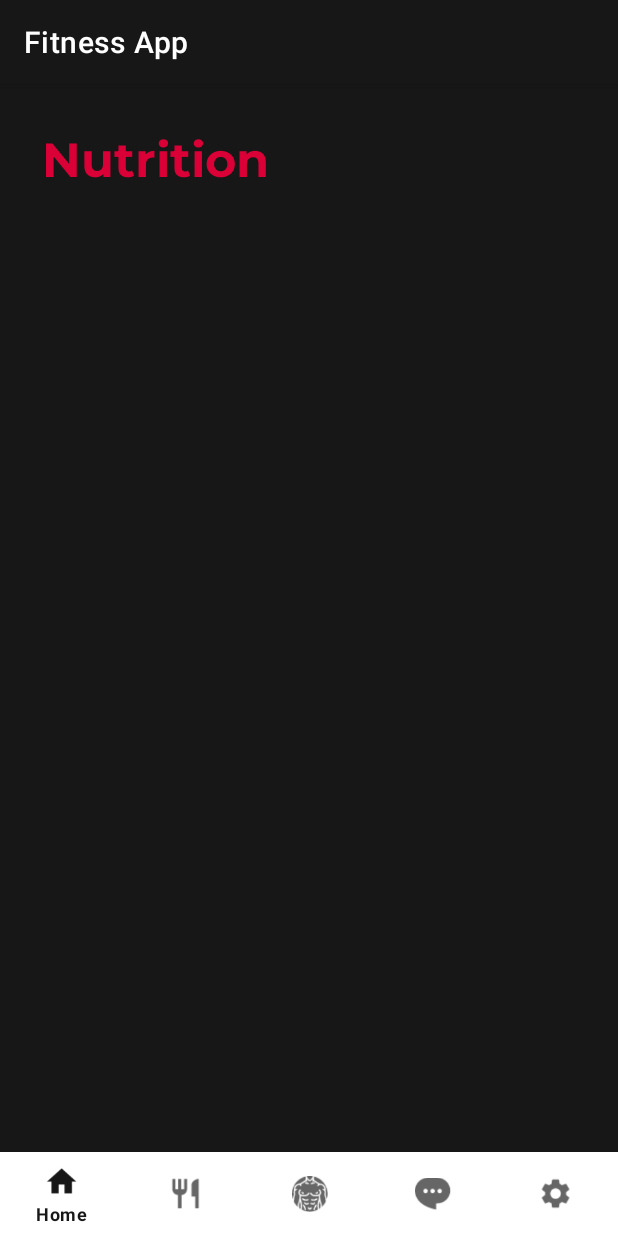
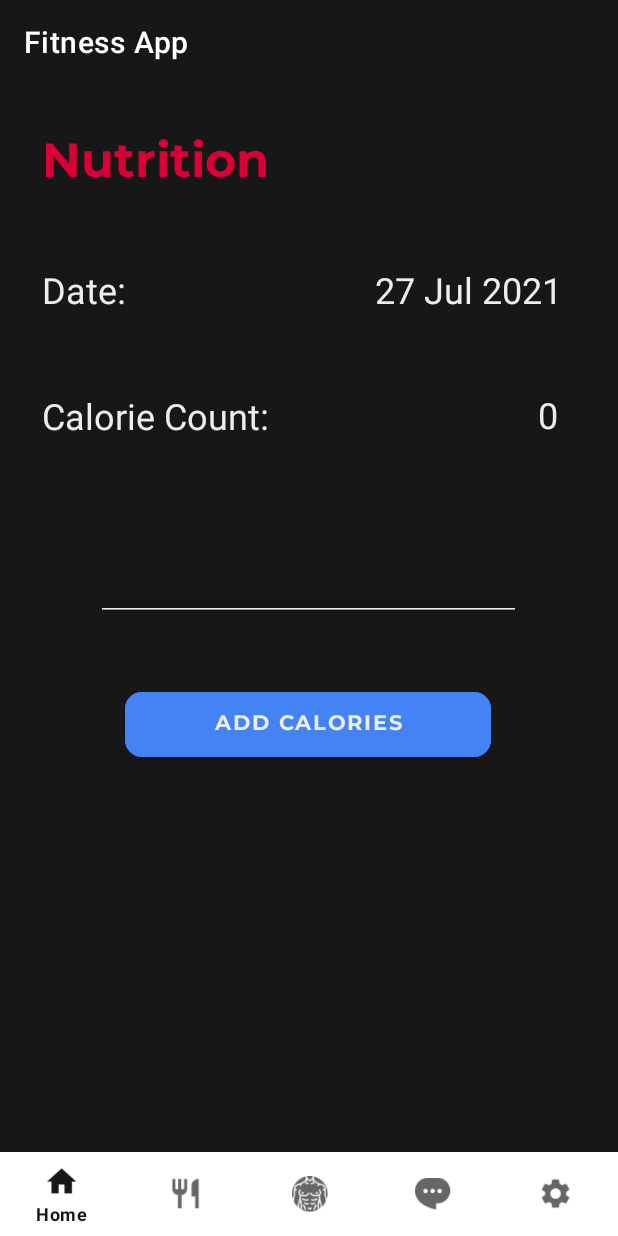
Before and after one commit to AzharMoosa/fitness-guide, an Android app: the fragment Nutrition placed in its activity, on a phone screen of 412 x 824 dp. Run offline under Robolectric (Android 15) with nearby library versions, the phone set to English and light mode, and no system bars; network calls fail.

Commit message:
Calorie Tracker

```diff
--- a/app/src/main/java/com/example/fitnessapp/menu/Nutrition.java
+++ b/app/src/main/java/com/example/fitnessapp/menu/Nutrition.java
@@ -1,11 +1,20 @@
 package com.example.fitnessapp.menu;
 
+import android.content.Context;
+import android.content.SharedPreferences;
 import android.os.Bundle;
-import androidx.fragment.app.Fragment;
+import android.preference.PreferenceManager;
 import android.view.LayoutInflater;
 import android.view.View;
 import android.view.ViewGroup;
+import android.widget.Button;
+import android.widget.EditText;
+import android.widget.TextView;
+import androidx.fragment.app.Fragment;
 import com.example.fitnessapp.R;
+import java.text.SimpleDateFormat;
+import java.util.Date;
+import java.util.Locale;
 
 /**
  * A simple {@link Fragment} subclass. Use the {@link Nutrition#newInstance} factory method to
@@ -17,6 +26,7 @@ public class Nutrition extends Fragment {
   // the fragment initialization parameters, e.g. ARG_ITEM_NUMBER
   private static final String ARG_PARAM1 = "param1";
   private static final String ARG_PARAM2 = "param2";
+  private int calorieCount = 0;
 
   // TODO: Rename and change types of parameters
   private String mParam1;
@@ -53,10 +63,82 @@ public class Nutrition extends Fragment {
     }
   }
 
+  public static String getDate(Context context) {
+    SharedPreferences preferences = PreferenceManager.getDefaultSharedPreferences(context);
+    return preferences.getString("currentDate", "");
+  }
+
+  public static void setDate(String date, Context context) {
+    SharedPreferences preferences = PreferenceManager.getDefaultSharedPreferences(context);
+    SharedPreferences.Editor editor = preferences.edit();
+    editor.putString("currentDate", date);
+    editor.apply();
+  }
+
+  public static int getDailyCount(Context context) {
+    SharedPreferences preferences = PreferenceManager.getDefaultSharedPreferences(context);
+    return preferences.getInt("calorieCount", 0);
+  }
+
+  public static void setDailyCount(int count, Context context) {
+    SharedPreferences preferences = PreferenceManager.getDefaultSharedPreferences(context);
+    SharedPreferences.Editor editor = preferences.edit();
+    editor.putInt("calorieCount", count);
+    editor.apply();
+  }
+
   @Override
-  public View onCreateView(LayoutInflater inflater, ViewGroup container,
-      Bundle savedInstanceState) {
+  public View onCreateView(
+      LayoutInflater inflater, ViewGroup container, Bundle savedInstanceState) {
     // Inflate the layout for this fragment
-    return inflater.inflate(R.layout.fragment_nutrition, container, false);
+    View view = inflater.inflate(R.layout.fragment_nutrition, container, false);
+
+    TextView currentDate = view.findViewById(R.id.current_date);
+    Button addCaloriesBtn = view.findViewById(R.id.add_calories);
+    TextView calorieCounter = view.findViewById(R.id.calorie_count);
+    EditText caloriesInput = view.findViewById(R.id.calorie_input);
+    String date = new SimpleDateFormat("dd MMM yyyy", Locale.getDefault()).format(new Date());
+
+    if (getDate(getContext()).equals("")) {
+      setDate(date, getContext());
+    }
+
+    if (!date.equals(getDate(getContext()))) {
+      setDate(date, getContext());
+      setDailyCount(0, getContext());
+    }
+
+    setCalorieCount(getDailyCount(getContext()));
+    calorieCounter.setText(String.valueOf(getCalorieCount()));
+    currentDate.setText(date);
+
+
+    addCaloriesBtn.setOnClickListener(v -> {
+      if (getCalorieCount() > 50000) {
+        return;
+      }
+
+      String input = caloriesInput.getText().toString();
+
+      if (!input.equals("") && input.length() < 5) {
+        int amount = Integer.parseInt(input);
+        setCalorieCount(calorieCount + amount);
+        calorieCounter.setText(String.valueOf(getCalorieCount()));
+        setDailyCount(getCalorieCount(), getContext());
+      } else {
+        // Show Message
+      }
+      caloriesInput.setText("");
+    });
+
+    return view;
+  }
+
+  public int getCalorieCount() {
+    return calorieCount;
+  }
+
+  public void setCalorieCount(int calorieCount) {
+    this.calorieCount = calorieCount;
   }
 }
--- a/app/src/main/res/layout/fragment_nutrition.xml
+++ b/app/src/main/res/layout/fragment_nutrition.xml
@@ -11,6 +11,72 @@
     android:layout_width="match_parent"
     android:layout_height="match_parent"
     android:background="@color/primary_bg">
+    <Button
+      android:id="@+id/add_calories"
+      android:layout_width="244dp"
+      android:layout_height="55dp"
+      android:backgroundTint="@color/blue"
+      android:fontFamily="@font/montserrat_bold"
+      android:text="Add Calories"
+      android:textColor="@color/primary_text"
+      app:cornerRadius="11dp"
+      app:layout_constraintBottom_toBottomOf="parent"
+      app:layout_constraintEnd_toEndOf="parent"
+      app:layout_constraintHorizontal_bias="0.497"
+      app:layout_constraintStart_toStartOf="parent"
+      app:layout_constraintTop_toTopOf="parent"
+      app:layout_constraintVertical_bias="0.56" />
+    <TextView
+      android:id="@+id/textView32"
+      android:layout_width="wrap_content"
+      android:layout_height="wrap_content"
+      android:text="Calorie Count:"
+      android:textColor="@color/primary_text"
+      android:textSize="24sp"
+      app:layout_constraintBottom_toBottomOf="parent"
+      app:layout_constraintEnd_toEndOf="parent"
+      app:layout_constraintHorizontal_bias="0.107"
+      app:layout_constraintStart_toStartOf="parent"
+      app:layout_constraintTop_toTopOf="parent"
+      app:layout_constraintVertical_bias="0.278" />
+    <TextView
+      android:id="@+id/calorie_count"
+      android:layout_width="wrap_content"
+      android:layout_height="wrap_content"
+      android:text="0"
+      android:textColor="@color/primary_text"
+      android:textSize="24sp"
+      app:layout_constraintBottom_toBottomOf="parent"
+      app:layout_constraintEnd_toEndOf="parent"
+      app:layout_constraintHorizontal_bias="0.899"
+      app:layout_constraintStart_toStartOf="parent"
+      app:layout_constraintTop_toTopOf="parent"
+      app:layout_constraintVertical_bias="0.277" />
+    <TextView
+      android:id="@+id/textView35"
+      android:layout_width="wrap_content"
+      android:layout_height="wrap_content"
+      android:text="Date:"
+      android:textColor="@color/primary_text"
+      android:textSize="24sp"
+      app:layout_constraintBottom_toBottomOf="parent"
+      app:layout_constraintEnd_toEndOf="parent"
+      app:layout_constraintHorizontal_bias="0.078"
+      app:layout_constraintStart_toStartOf="parent"
+      app:layout_constraintTop_toTopOf="parent"
+      app:layout_constraintVertical_bias="0.164" />
+    <TextView
+      android:id="@+id/current_date"
+      android:layout_width="wrap_content"
+      android:layout_height="wrap_content"
+      android:textColor="@color/primary_text"
+      android:textSize="24sp"
+      app:layout_constraintBottom_toBottomOf="parent"
+      app:layout_constraintEnd_toEndOf="parent"
+      app:layout_constraintHorizontal_bias="0.871"
+      app:layout_constraintStart_toStartOf="parent"
+      app:layout_constraintTop_toTopOf="parent"
+      app:layout_constraintVertical_bias="0.164" />
     <TextView
       android:id="@+id/textView21"
       android:layout_width="wrap_content"
@@ -25,6 +91,23 @@
       app:layout_constraintStart_toStartOf="parent"
       app:layout_constraintTop_toTopOf="parent"
       app:layout_constraintVertical_bias="0.042" />
+    <EditText
+      android:id="@+id/calorie_input"
+      android:layout_width="283dp"
+      android:layout_height="47dp"
+      android:backgroundTint="@color/primary_text"
+      android:ems="10"
+      android:fontFamily="@font/montserrat"
+      android:inputType="numberSigned"
+      android:textColor="@color/primary_text"
+      android:textColorHint="@color/primary_text"
+      android:textSize="20sp"
+      app:layout_constraintBottom_toBottomOf="parent"
+      app:layout_constraintEnd_toEndOf="parent"
+      app:layout_constraintHorizontal_bias="0.497"
+      app:layout_constraintStart_toStartOf="parent"
+      app:layout_constraintTop_toTopOf="parent"
+      app:layout_constraintVertical_bias="0.431" />
   </androidx.constraintlayout.widget.ConstraintLayout>
 
 </FrameLayout>
```
